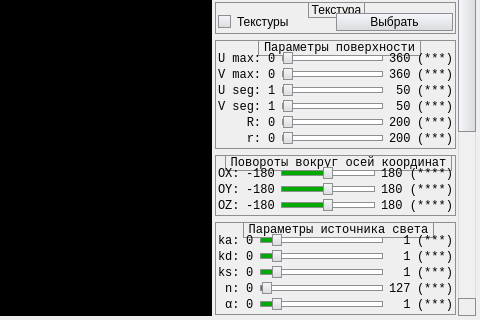
Old version of the form mainwindow.ui in the repository zingibertram/igs-l4; both pictures show x 192 to 672 and y 109 to 429 of the 672 by 429 pixel window.
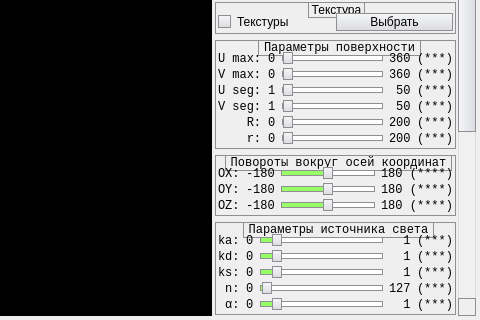
New version of the form. Icons and pictures are not drawn. Custom widgets are drawn as their Qt base class.

```diff
--- a/mainwindow.ui
+++ b/mainwindow.ui
@@ -46,7 +46,7 @@
 
 QSlider::sub-page:horizontal
 {
-	background: rgb(0, 170, 0);
+	background: rgb(153, 255, 102);
 	border: 1px solid #8f8f91;
 	height: 4px;
 }
@@ -135,24 +135,17 @@
 }
 
 QComboBox:!editable, QComboBox::drop-down:editable
-{/*
-	background: qlineargradient(x1: 0, y1: 0, x2: 0, y2: 1,
-                                  stop: 0 #E1E1E1, stop: 0.4 #DDDDDD,
-                                  stop: 0.5 #D8D8D8, stop: 1.0 #D3D3D3);*/
+{
 	background-color: qlineargradient(x1: 0, y1: 0, x2: 0, y2: 1, stop: 0 #f6f7fa, stop: 1 #dadbde);
 }
 
- /* QComboBox получает состояние &quot;on&quot; когда выпадающий список раскрыт */
 QComboBox:!editable:on, QComboBox::drop-down:editable:on
-{/*
-	background: qlineargradient(x1: 0, y1: 0, x2: 0, y2: 1,
-                                 stop: 0 #D3D3D3, stop: 0.4 #D8D8D8,
-                                 stop: 0.5 #DDDDDD, stop: 1.0 #E1E1E1);*/
-	background-color: rgb(0, 85, 0);
+{
+	background-color: rgb(0, 204, 51);
 }
 
 QComboBox:on
-{ /* сдвиг текста когда выпадающий список раскрывается */
+{
 	padding-top: 3px;
 	padding-left: 4px;
 }
@@ -165,7 +158,7 @@
 
 	border-left-width: 1px;
 	border-left-color: darkgray;
-	border-left-style: solid; /* только одна линия */
+	border-left-style: solid;
 }
 
 QComboBox::down-arrow
@@ -174,7 +167,7 @@
  }
 
 QComboBox::down-arrow:on
-{ /* сдвиг стрелки когда выпадающий список раскрывается */
+{
 	top: 1px;
 	left: 1px;
 }
@@ -182,30 +175,10 @@
 QComboBox QAbstractItemView
 {
 	border: 1px solid darkgray;
-	selection-background-color: rgb(0, 170, 0);
+	selection-background-color: rgb(153, 255, 102);
+	selection-color: black;
 }
 
-/*
-QWidget#widget_IlluminantDottedColor
-{
-	border: 1px solid #8f8f91;
-}
-
-QWidget#widget_IlluminantAbsentColor
-{
-	border: 1px solid #8f8f91;
-}
-
-QWidget#widget_ExteriorColor
-{
-	border: 1px solid #8f8f91;
-}
-
-QWidget#widget_InteriorColor
-{
-	border: 1px solid #8f8f91;
-}*/
-
 
 QMenuBar
 {
@@ -218,14 +191,14 @@
 
 QMenuBar::item
 {
-	spacing: 4px; /* интервал между пунктами меню */
+	spacing: 4px;
 	padding: 1px 4px;
 	background: transparent;
 }
 
 QMenuBar::item:selected
-{ /* когда выделено с помощью мыши или клавиатуры */
- 	background: rgb(0, 170, 0);
+{
+ 	background: rgb(153, 255, 102);
 }
 
 QMenuBar::item:pressed
@@ -322,63 +295,6 @@
 	background-color: rgb(0, 85, 0);
 }
 
-/*
-QScrollBar:vertical
-{
-	border: 1px solid #8f8f91;
-	background: rgb(240, 240, 240);
-	margin: 0px 20px 0 20px;
-}
-
-QScrollBar::handle:vertical
-{
-	border: 1px solid #8f8f91;
-	background: qlineargradient(x1: 0, y1: 0, x2: 1, y2: 0, stop: 0 #f6f7fa, stop: 1 #dadbde);
-	min-height: 20px;
-}
-
-QScrollBar::add-line:vertical
-{
-	border: 1px solid #8f8f91;
-	background: rgb(240, 240, 240);
-	height: 20px;
-	subcontrol-position: top;
-	subcontrol-origin: margin;
-}
-
-QScrollBar::sub-line:vertical
-{
-	border: 1px solid #8f8f91;
-	background: rgb(240, 240, 240);
-	height: 20px;
-	subcontrol-position: top;
-	subcontrol-origin: margin;
-}
-
-QScrollBar::up-arrow:vertical
-{
-	border: 1px solid #8f8f91;
-	image: url(:/icons/resources/arrow-up.png);
-	background: qlineargradient(x1: 0, y1: 0, x2: 1, y2: 0, stop: 0 #f6f7fa, stop: 1 #dadbde);
-	subcontrol-position: top;
-	subcontrol-origin: margin;
-}
-
-QScrollBar::down-arrow:vertical
-{
-	border: 1px solid #8f8f91;
-	image: url(:/icons/resources/arrow-down.png);
-	background: qlineargradient(x1: 0, y1: 0, x2: 1, y2: 0, stop: 0 #f6f7fa, stop: 1 #dadbde);
-	subcontrol-position: bottom;
-	subcontrol-origin: margin;
-}
-
-QScrollBar::add-page:vertical, QScrollBar::sub-page:vertical
-{
-	background: none;
-}*/
-
-
 
 QScrollBar:vertical
 {
```
Left out of the diff: 177 changed lines with no effect on the pictures.
